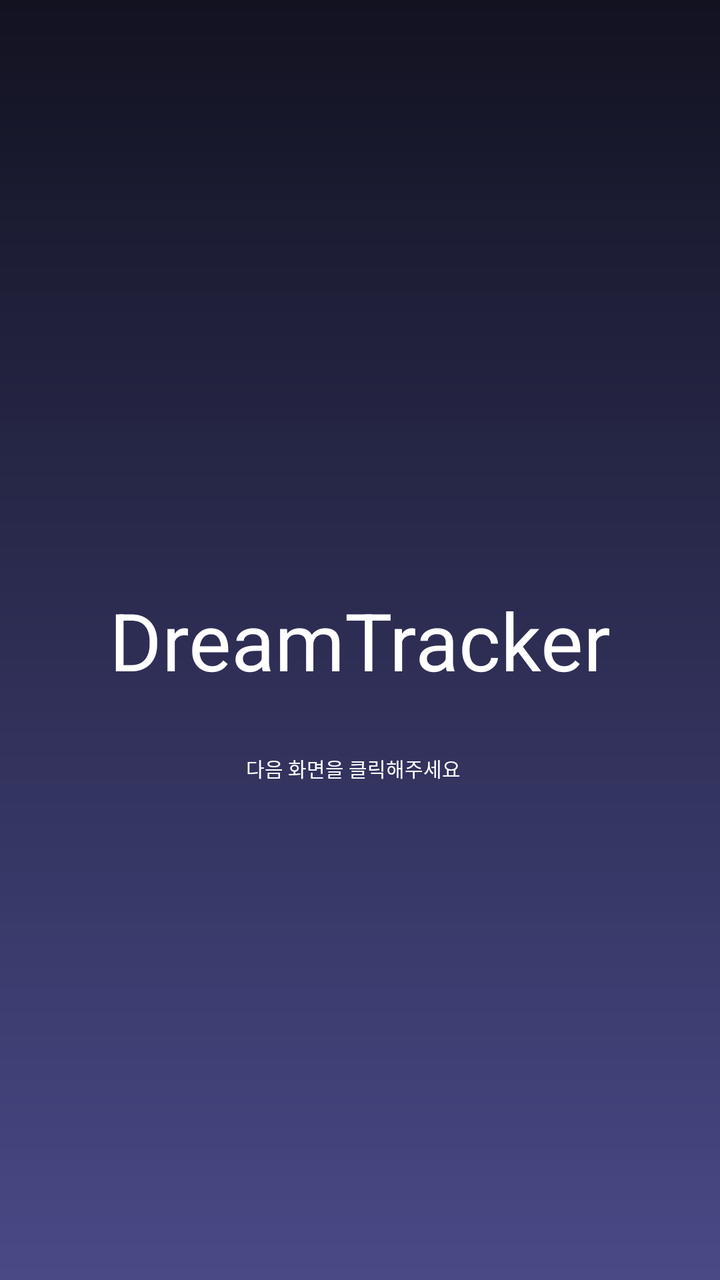
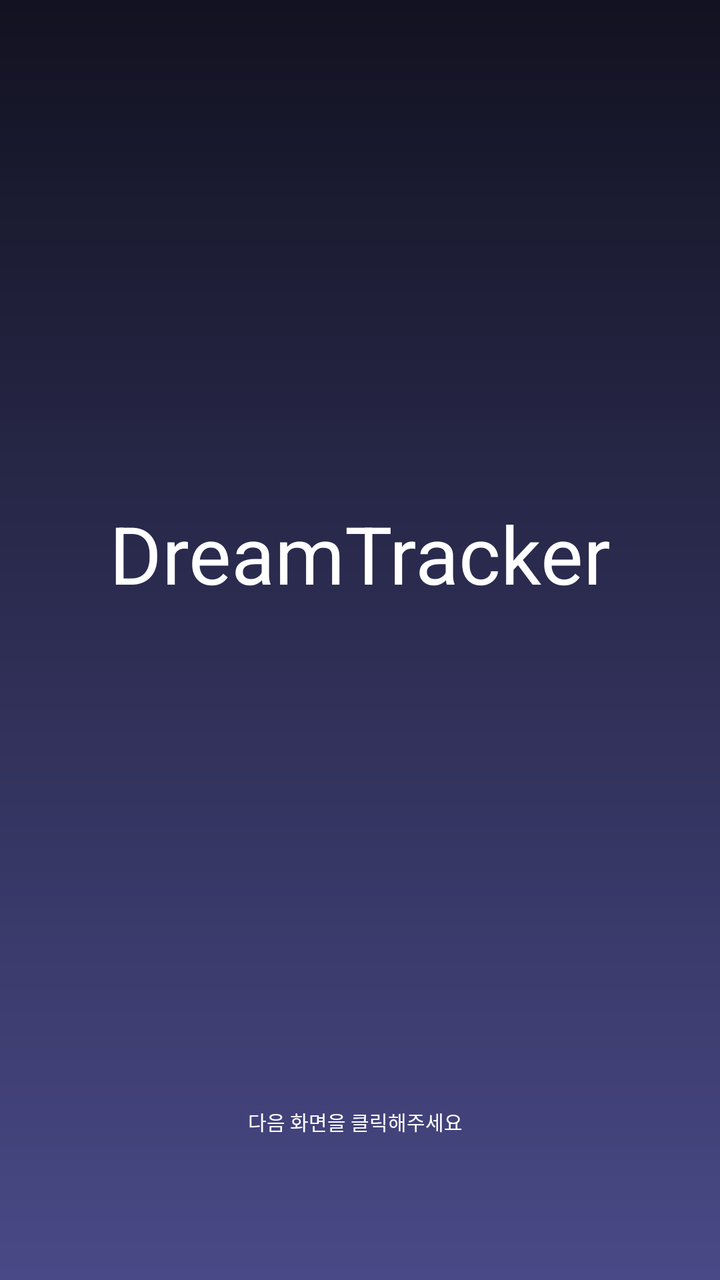

Screens rendered from an Android XML layout before and after an edit, with the pre-edit source and the edit as a unified diff.
<!-- AndroidManifest.xml: application theme Theme.DreamTraker -->
<!-- res/layout/activity_splash.xml -->
<?xml version="1.0" encoding="utf-8"?>
<RelativeLayout xmlns:android="http://schemas.android.com/apk/res/android"
    android:layout_width="match_parent"
    android:layout_height="match_parent"
    android:background="@drawable/background_gradient">

    <TextView
        android:id="@+id/appName"
        android:layout_width="wrap_content"
        android:layout_height="wrap_content"
        android:text="DreamTracker"
        android:textSize="40sp"
        android:textStyle="bold"
        android:fontFamily="sans-serif-thin"
        android:textColor="#FFFFFF"
        android:layout_centerInParent="true"/>

    <TextView
        android:id="@+id/nextclick"
        android:layout_width="wrap_content"
        android:layout_height="wrap_content"
        android:layout_below="@+id/appName"
        android:layout_alignEnd="@+id/appName"
        android:layout_marginTop="30dp"
        android:layout_marginEnd="75dp"
        android:fontFamily="sans-serif-thin"
        android:text="다음 화면을 클릭해주세요"
        android:textColor="#FFFFFF"
        android:textSize="10dp"
        android:textStyle="normal" />

</RelativeLayout>
<!-- resources referenced by this layout -->
<resources>
  <!-- drawable background_gradient (drawable) -->
  <?xml version="1.0" encoding="utf-8"?>
  <shape xmlns:android="http://schemas.android.com/apk/res/android"
      android:shape="rectangle">
  
      <gradient
          android:angle="270"
          android:startColor="#121221"
          android:endColor="#494987"
          android:type="linear" />
  
  </shape>
  <style name="Theme.DreamTraker" parent="Base.Theme.DreamTraker" />
  <style name="Base.Theme.DreamTraker" parent="Theme.Material3.DayNight.NoActionBar">
          
          
      </style>
</resources>

<!-- the commit's change to res/layout/activity_splash.xml (unified diff, before → after) -->
@@ -13,7 +13,9 @@
         android:textStyle="bold"
         android:fontFamily="sans-serif-thin"
         android:textColor="#FFFFFF"
-        android:layout_centerInParent="true"/>
+        android:layout_centerHorizontal="true"
+        android:layout_marginTop="250dp"
+        android:layout_centerInParent="false"/>
 
     <TextView
         android:id="@+id/nextclick"
@@ -21,8 +23,8 @@
         android:layout_height="wrap_content"
         android:layout_below="@+id/appName"
         android:layout_alignEnd="@+id/appName"
-        android:layout_marginTop="30dp"
-        android:layout_marginEnd="75dp"
+        android:layout_marginTop="250dp"
+        android:layout_marginEnd="74dp"
         android:fontFamily="sans-serif-thin"
         android:text="다음 화면을 클릭해주세요"
         android:textColor="#FFFFFF"
